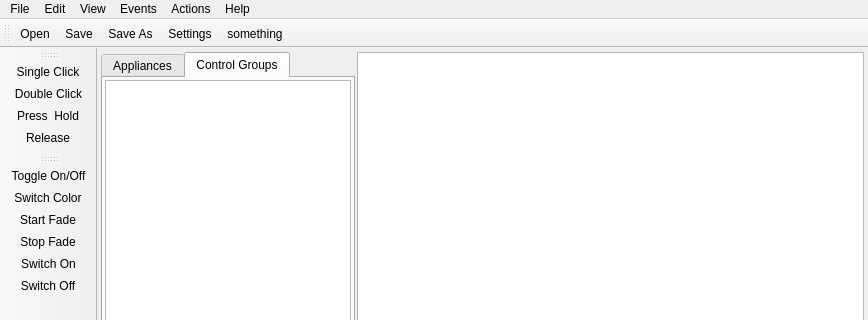
This is ElecntrlManager/mainwindow.ui in JesperWe/CANLight as Qt 5 draws it before an edit; both pictures show x 0 to 868 and y 0 to 320 of the 868 by 568 pixel window. The edited form follows.
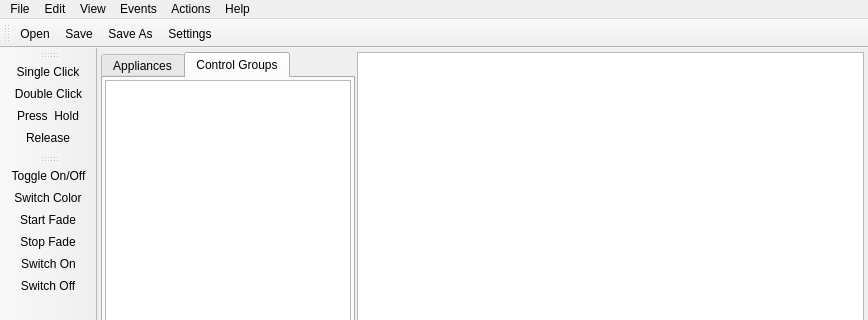
This is the edited form. Icons and pictures are not drawn. Custom widgets are drawn as their Qt base class.

Patch:
```diff
--- a/ElecntrlManager/mainwindow.ui
+++ b/ElecntrlManager/mainwindow.ui
@@ -248,7 +248,6 @@
    <addaction name="actionSave"/>
    <addaction name="actionSave_As"/>
    <addaction name="actionSettings"/>
-   <addaction name="action_something"/>
   </widget>
   <widget class="QToolBar" name="toolBar_Events">
    <property name="windowTitle">
@@ -302,16 +301,6 @@
     <string>Exit</string>
    </property>
   </action>
-  <action name="action_something">
-   <property name="icon">
-    <iconset>
-     <normalon>:/graphics/zoom.svg</normalon>
-    </iconset>
-   </property>
-   <property name="text">
-    <string>...something</string>
-   </property>
-  </action>
   <action name="actionSave">
    <property name="icon">
     <iconset>
```
Left out of the diff: 1 changed line with no effect on the pictures.
